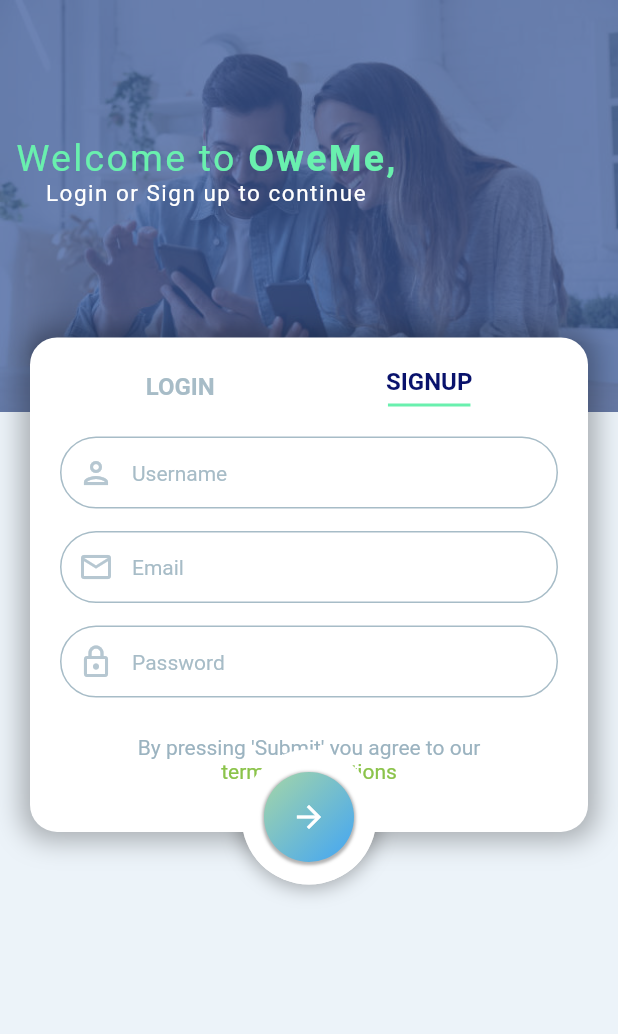
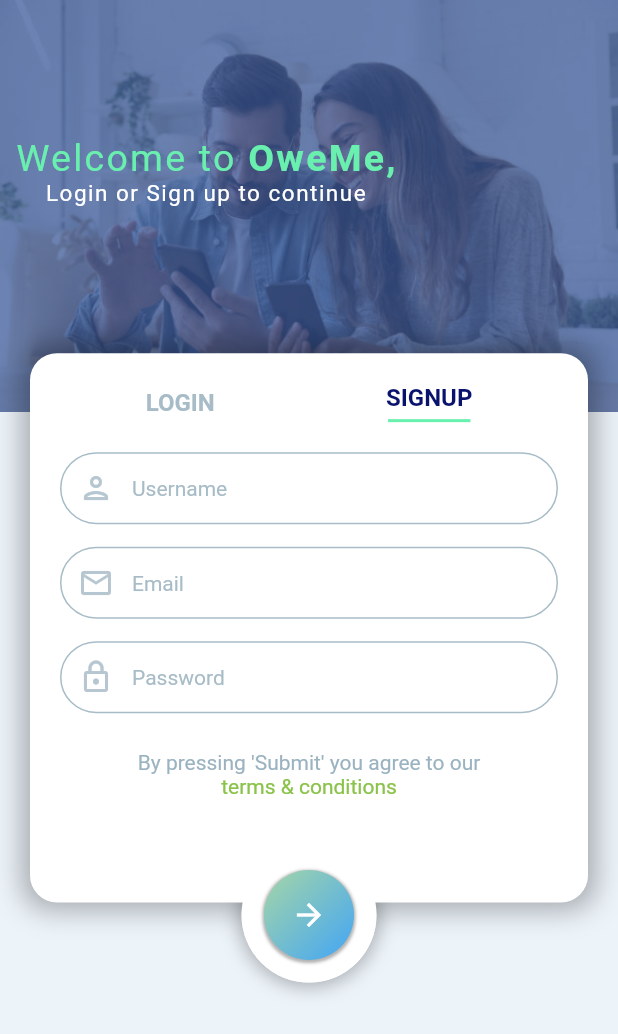
Before and after one commit to lthoma39/OweME, a Flutter app: the screen it shows after launch, on a phone screen of 412 x 824 dp. Shown: the top 1034 px of the screen. Run offline on Flutter 3.47's test engine with Material 2 defaults, Android fonts, the phone set to English and light mode, and no system bars; our stand-ins replace firebase_core; accounts and stored records are empty.

Commit message:
less hard coded layout

```diff
--- a/lib/registration_page/widgets/registration_card.dart
+++ b/lib/registration_page/widgets/registration_card.dart
@@ -14,12 +14,13 @@
   @override
   Widget build(BuildContext context) {
     return Padding(
-      padding: const EdgeInsets.only(top: 225),
+      //TODO: use 225 for padding if this doesnt work
+      padding: EdgeInsets.only(top: SizeConfig.screenHeight / 3.5),
       child: Align(
         alignment: Alignment.topCenter,
         child: Container(
           padding: EdgeInsets.all(20),
-          height: SizeConfig.screenHeight / 2.5,
+          height: SizeConfig.screenHeight / 2.25,
           width: SizeConfig.screenWidth - 40,
           margin: EdgeInsets.symmetric(horizontal: 20),
           decoration: BoxDecoration(
--- a/lib/registration_page/widgets/submit_button.dart
+++ b/lib/registration_page/widgets/submit_button.dart
@@ -1,4 +1,73 @@
 import 'package:flutter/material.dart';
+import 'package:owe_me/config/config.dart';
+
+class SubmitButton extends StatelessWidget {
+  SubmitButton({
+    this.showShadow = false,
+  });
+
+  final bool showShadow;
+
+  @override
+  Widget build(BuildContext context) {
+    return Align(
+      alignment: Alignment.center,
+      child: Padding(
+        padding: EdgeInsets.only(
+          top: SizeConfig.screenHeight / 3.5 + SizeConfig.screenHeight / 2.5,
+        ),
+        child: Container(
+          height: 90,
+          width: 90,
+          padding: EdgeInsets.all(15),
+          decoration: BoxDecoration(
+            color: Colors.white,
+            borderRadius: BorderRadius.circular(50),
+            boxShadow: [
+              if (showShadow)
+                BoxShadow(
+                  color: Colors.black.withOpacity(.3),
+                  spreadRadius: 1.5,
+                  blurRadius: 10,
+                  offset: Offset(0, 1),
+                ),
+            ],
+          ),
+          child: GestureDetector(
+            onTap: () => print('test'),
+            child: Container(
+              decoration: BoxDecoration(
+                gradient: LinearGradient(
+                  colors: <Color>[
+                    Colors.green[200]!,
+                    Colors.blue[400]!,
+                  ],
+                  begin: Alignment.topLeft,
+                  end: Alignment.bottomRight,
+                ),
+                borderRadius: BorderRadius.circular(30),
+                boxShadow: [
+                  BoxShadow(
+                    color: Colors.black.withOpacity(.3),
+                    spreadRadius: 1,
+                    blurRadius: 1,
+                    offset: Offset(0, 1),
+                  ),
+                ],
+              ),
+              child: Icon(
+                Icons.arrow_forward,
+                color: Colors.white,
+              ),
+            ),
+          ),
+        ),
+      ),
+    );
+  }
+}
+
+/*import 'package:flutter/material.dart';
 import 'package:owe_me/config/config.dart';
 
 class SubmitButton extends StatelessWidget {
@@ -66,3 +135,4 @@
     );
   }
 }
+ */
```
